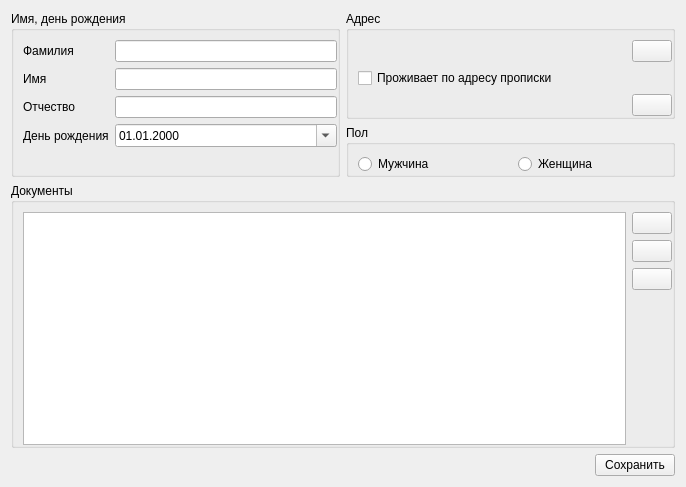
Qt form msystem/src/patients/patienteditwidget.ui (megakoko/m-system) before a commit.
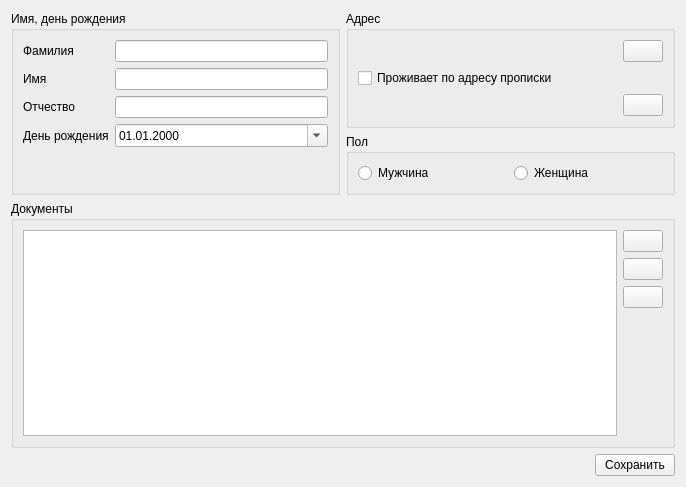
The same form after that commit. Icons and pictures are not drawn.

```diff
--- a/msystem/src/patients/patienteditwidget.ui
+++ b/msystem/src/patients/patienteditwidget.ui
@@ -34,12 +34,6 @@
         <property name="formAlignment">
          <set>Qt::AlignLeading|Qt::AlignLeft|Qt::AlignTop</set>
         </property>
-        <property name="rightMargin">
-         <number>0</number>
-        </property>
-        <property name="bottomMargin">
-         <number>0</number>
-        </property>
         <item row="0" column="0">
          <widget class="QLabel" name="label">
           <property name="text">
@@ -96,12 +90,6 @@
         <string>Адрес</string>
        </property>
        <layout class="QGridLayout" name="gridLayout">
-        <property name="rightMargin">
-         <number>0</number>
-        </property>
-        <property name="bottomMargin">
-         <number>0</number>
-        </property>
         <item row="0" column="0">
          <widget class="QLabel" name="m_mailingAddressLabel">
           <property name="sizePolicy">
@@ -184,12 +172,6 @@
         <string>Пол</string>
        </property>
        <layout class="QHBoxLayout" name="horizontalLayout_2">
-        <property name="rightMargin">
-         <number>0</number>
-        </property>
-        <property name="bottomMargin">
-         <number>0</number>
-        </property>
         <item>
          <widget class="QRadioButton" name="m_male">
           <property name="text">
@@ -213,15 +195,6 @@
         <string>Документы</string>
        </property>
        <layout class="QHBoxLayout" name="horizontalLayout">
-        <property name="leftMargin">
-         <number>9</number>
-        </property>
-        <property name="rightMargin">
-         <number>0</number>
-        </property>
-        <property name="bottomMargin">
-         <number>0</number>
-        </property>
         <item>
          <widget class="QTableWidget" name="m_documentTable">
           <property name="editTriggers">
```
